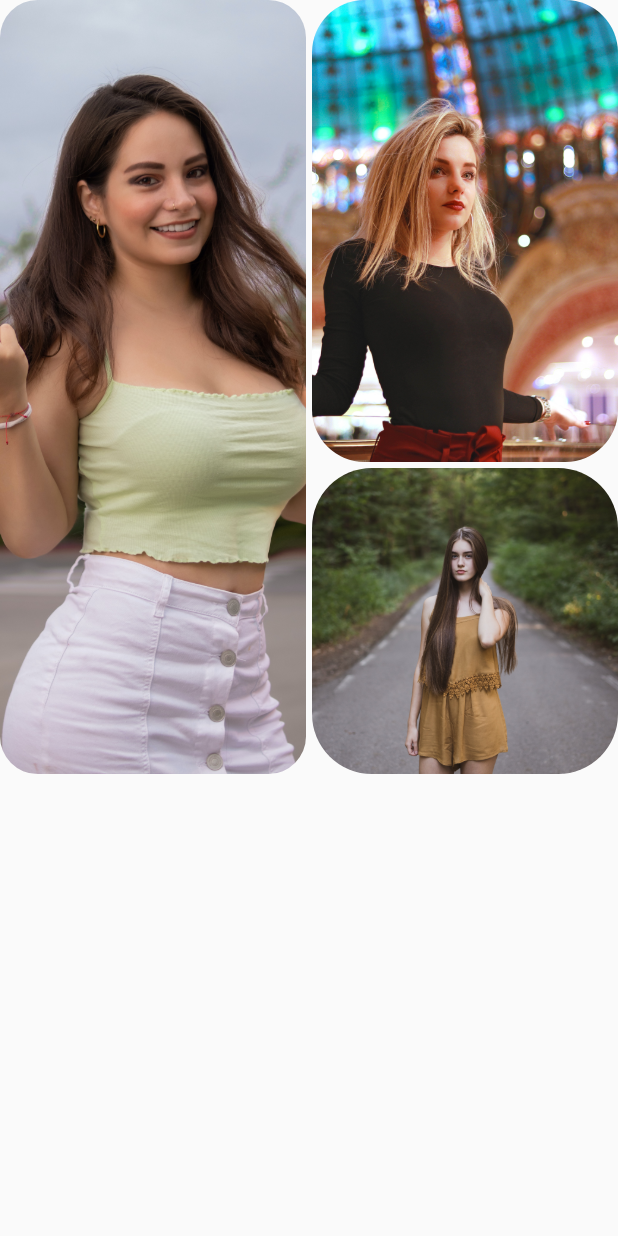
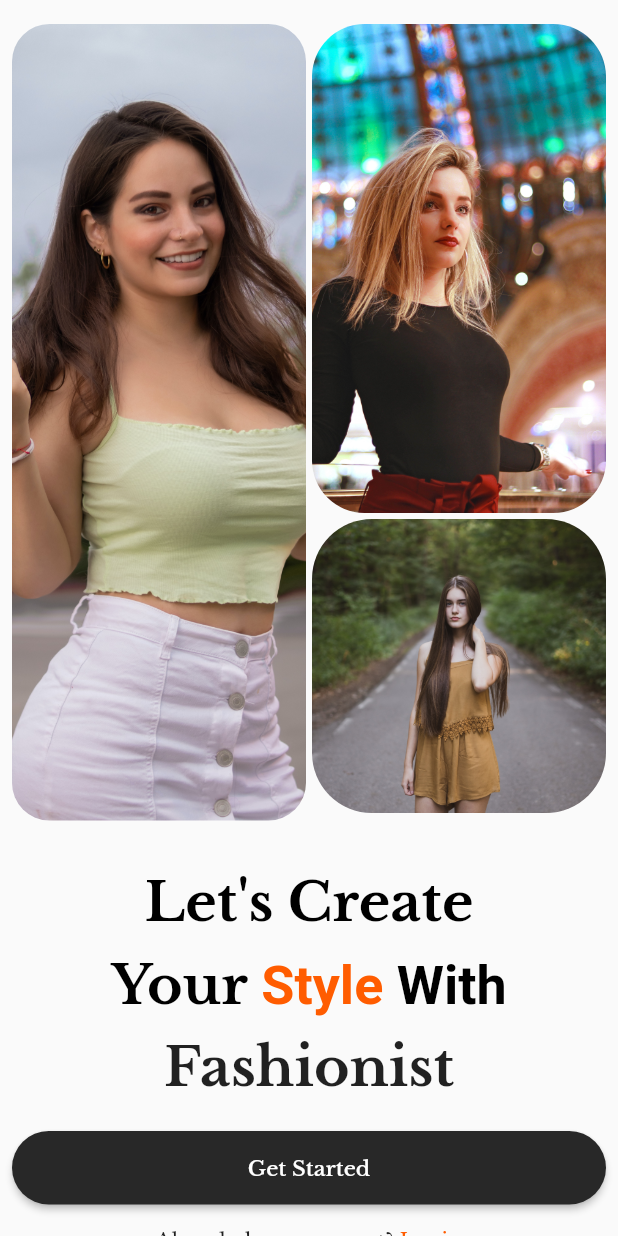
Before and after one commit to maxiggle/flutterweb_tutorial, a Flutter app: the FashionHome screen opened directly, on a phone screen of 412 x 824 dp. Run offline on Flutter 3.47's test engine with Material 2 defaults, Android fonts, the light colour scheme and no system bars; our stand-ins replace bloc, google_fonts; statements that could not run were skipped.

Commit message:
fix:refactored files : changed fashionhome screen to login

```diff
--- a/lib/features/Home/view/fashionhome.dart
+++ /dev/null
@@ -1,70 +0,0 @@
-import 'package:flutter/material.dart';
-import 'package:flutter/src/widgets/container.dart';
-import 'package:flutter/src/widgets/framework.dart';
-import 'package:flutter_staggered_grid_view/flutter_staggered_grid_view.dart';
-import 'package:flutterwebtutorial/view/app.dart';
-import 'package:google_fonts/google_fonts.dart';
-
-class FashionHome extends StatefulWidget {
-  const FashionHome({super.key});
-
-  @override
-  State<FashionHome> createState() => _FashionHomeState();
-}
-
-class _FashionHomeState extends State<FashionHome> {
-  final List<ImageList> _list = [
-    ImageList('assets/image/fashionhome4.jpg'),
-    ImageList('assets/image/fashionhome2.jpg'),
-    ImageList('assets/image/fashionhome3.jpg'),
-  ];
-
-  @override
-  Widget build(BuildContext context) {
-    return SafeArea(
-      child: Scaffold(
-          body: StaggeredGrid.count(
-        crossAxisCount: 4,
-        mainAxisSpacing: 4,
-        crossAxisSpacing: 4,
-        children: [
-          StaggeredGridTile.count(
-            crossAxisCellCount: 2,
-            mainAxisCellCount: 5,
-            child: ClipRRect(
-              borderRadius: BorderRadius.circular(25),
-              child: Image(
-                  image: AssetImage('assets/image/fashionhome4.jpg'),
-                  fit: BoxFit.fitHeight),
-            ),
-          ),
-          StaggeredGridTile.count(
-            crossAxisCellCount: 2,
-            mainAxisCellCount: 3,
-            child: ClipRRect(
-              borderRadius: BorderRadius.circular(35),
-              child: Image(
-                  image: AssetImage('assets/image/fashionhome2.jpg'),
-                  fit: BoxFit.fitHeight),
-            ),
-          ),
-          StaggeredGridTile.count(
-            crossAxisCellCount: 2,
-            mainAxisCellCount: 2,
-            child: ClipRRect(
-              borderRadius: BorderRadius.circular(40),
-              child: Image(
-                  image: AssetImage('assets/image/fashionhome3.jpg'),
-                  fit: BoxFit.fitWidth),
-            ),
-          ),
-        ],
-      )),
-    );
-  }
-}
-
-class ImageList {
-  final String imageName;
-  ImageList(this.imageName);
-}
--- a/lib/features/login/view/login.dart
+++ b/lib/features/login/view/login.dart
@@ -1,10 +1,148 @@
 import 'package:flutter/material.dart';
+import 'package:flutter_staggered_grid_view/flutter_staggered_grid_view.dart';
+import 'package:google_fonts/google_fonts.dart';
 
-class FashionLogin extends StatelessWidget {
-  const FashionLogin({super.key});
+class FashionHome extends StatefulWidget {
+  const FashionHome({super.key});
 
   @override
+  State<FashionHome> createState() => _FashionHomeState();
+}
+
+class _FashionHomeState extends State<FashionHome> {
+  @override
   Widget build(BuildContext context) {
-    return Container();
+    return SafeArea(
+      child: Scaffold(
+        body: SingleChildScrollView(
+          padding: const EdgeInsets.symmetric(horizontal: 8, vertical: 16),
+          child: Column(
+            children: [
+              StaggeredGrid.count(
+                crossAxisCount: 4,
+                mainAxisSpacing: 4,
+                crossAxisSpacing: 4,
+                children: [
+                  StaggeredGridTile.count(
+                    crossAxisCellCount: 2,
+                    mainAxisCellCount: 5.35,
+                    child: ClipRRect(
+                      borderRadius: BorderRadius.circular(25),
+                      child: const Image(
+                          image: AssetImage('assets/image/fashionhome4.jpg'),
+                          fit: BoxFit.fitHeight),
+                    ),
+                  ),
+                  StaggeredGridTile.count(
+                    crossAxisCellCount: 2,
+                    mainAxisCellCount: 3.3,
+                    child: ClipRRect(
+                      borderRadius: BorderRadius.circular(35),
+                      child: const Image(
+                          image: AssetImage('assets/image/fashionhome2.jpg'),
+                          fit: BoxFit.fitHeight),
+                    ),
+                  ),
+                  StaggeredGridTile.count(
+                    crossAxisCellCount: 2,
+                    mainAxisCellCount: 2,
+                    child: ClipRRect(
+                      borderRadius: BorderRadius.circular(40),
+                      child: const Image(
+                          image: AssetImage('assets/image/fashionhome3.jpg'),
+                          fit: BoxFit.fitWidth),
+                    ),
+                  ),
+                ],
+              ),
+              const SizedBox(
+                height: 32,
+              ),
+              Text(
+                "Let's Create",
+                style: GoogleFonts.libreBaskerville(
+                    color: Colors.black,
+                    fontSize: 36,
+                    fontWeight: FontWeight.bold),
+              ),
+              const SizedBox(
+                height: 10,
+              ),
+              RichText(
+                text: TextSpan(
+                  style: GoogleFonts.libreBaskerville(
+                      color: Colors.black,
+                      fontSize: 36,
+                      fontWeight: FontWeight.bold),
+                  text: 'Your ',
+                  children: const [
+                    TextSpan(
+                      text: 'Style',
+                      style: TextStyle(
+                        color: Color(0xffff5c00),
+                      ),
+                    ),
+                    TextSpan(
+                      text: ' With',
+                      style: TextStyle(
+                          color: Colors.black, fontWeight: FontWeight.bold),
+                    ),
+                  ],
+                ),
+              ),
+              const SizedBox(
+                height: 10,
+              ),
+              Text(
+                'Fashionist',
+                style: GoogleFonts.libreBaskerville(
+                    fontSize: 36, fontWeight: FontWeight.bold),
+              ),
+              const SizedBox(
+                height: 20,
+              ),
+              SizedBox(
+                width: double.infinity,
+                child: ElevatedButton(
+                  onPressed: () {},
+                  style: ElevatedButton.styleFrom(
+                      padding: const EdgeInsets.fromLTRB(0, 16, 0, 16),
+                      shape: RoundedRectangleBorder(
+                        borderRadius: BorderRadius.circular(25),
+                      ),
+                      backgroundColor: const Color(0xff282828)),
+                  child: Text(
+                    'Get Started',
+                    style: GoogleFonts.libreBaskerville(),
+                  ),
+                ),
+              ),
+              SizedBox(height: 15),
+              Row(
+                mainAxisAlignment: MainAxisAlignment.center,
+                children: [
+                  Text(
+                    'Already have account?',
+                    style: GoogleFonts.libreBaskerville(),
+                  ),
+                  Text(
+                    ' Login',
+                    style: GoogleFonts.libreBaskerville(
+                        color: Color(0xffff5c00),
+                        fontWeight: FontWeight.w400,
+                        fontSize: 14),
+                  ),
+                ],
+              )
+            ],
+          ),
+        ),
+      ),
+    );
   }
 }
+
+class ImageList {
+  final String imageName;
+  ImageList(this.imageName);
+}
```
